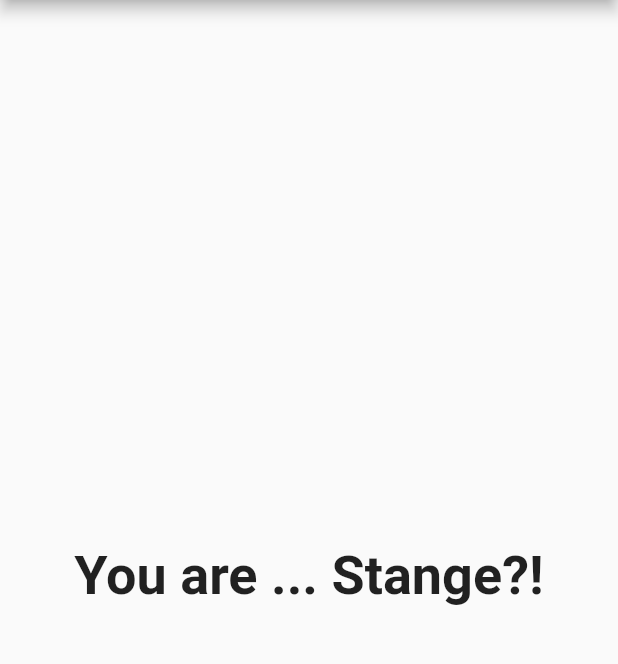
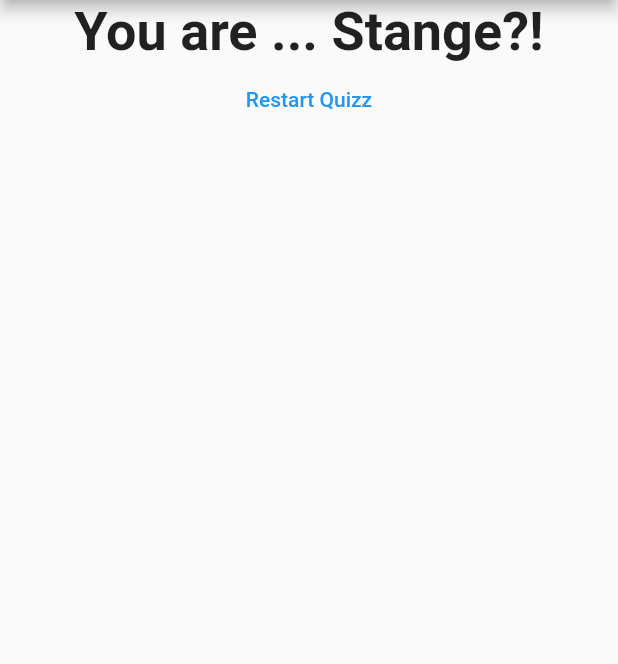
Before and after one commit to JulienMalcouronne/my_first_flutter_app, a Flutter app: the screen it shows after launch, after a tap on "Black", after a tap on "Cat", after a tap on "Claire", on a phone screen of 412 x 824 dp, the part 84-748 px from its top. Run offline on Flutter 3.47's test engine with Material 2 defaults, Android fonts, the phone set to English and light mode, and no system bars.

Commit message:
added a reset button to reset the quizz

```diff
--- a/lib/main.dart
+++ b/lib/main.dart
@@ -20,6 +20,13 @@ class MyApp extends StatefulWidget {
 class _MyAppState extends State<MyApp> {
   var _questionIndex = 0;
   var _totalScore = 0;
+
+  void _resetQuiz() {
+    setState(() {
+      _questionIndex = 0;
+      _totalScore = 0;
+    });
+  }
 
   final _questions = const [
     {
@@ -77,7 +84,7 @@ class _MyAppState extends State<MyApp> {
                 questionIndex: _questionIndex,
                 questions: _questions,
               )
-            : Result(_totalScore),
+            : Result(_totalScore, _resetQuiz),
       ),
     );
   }
--- a/lib/result.dart
+++ b/lib/result.dart
@@ -2,8 +2,9 @@ import 'package:flutter/material.dart';
 
 class Result extends StatelessWidget {
   final int resultScore;
+  final VoidCallback resetHandler;
 
-  Result(this.resultScore);
+  Result(this.resultScore, this.resetHandler);
 
   String get resultPhrase {
     String resultText;
@@ -22,10 +23,21 @@ class Result extends StatelessWidget {
   @override
   Widget build(BuildContext context) {
     return Center(
-      child: Text(
-        resultPhrase,
-        style: TextStyle(fontSize: 36, fontWeight: FontWeight.bold),
-        textAlign: TextAlign.center,
+      child: Column(
+        children: [
+          Text(
+            resultPhrase,
+            style: TextStyle(fontSize: 36, fontWeight: FontWeight.bold),
+            textAlign: TextAlign.center,
+          ),
+          FlatButton(
+            child: Text(
+              'Restart Quizz',
+            ),
+            textColor: Colors.blue,
+            onPressed: resetHandler,
+          )
+        ],
       ),
     );
   }
```
